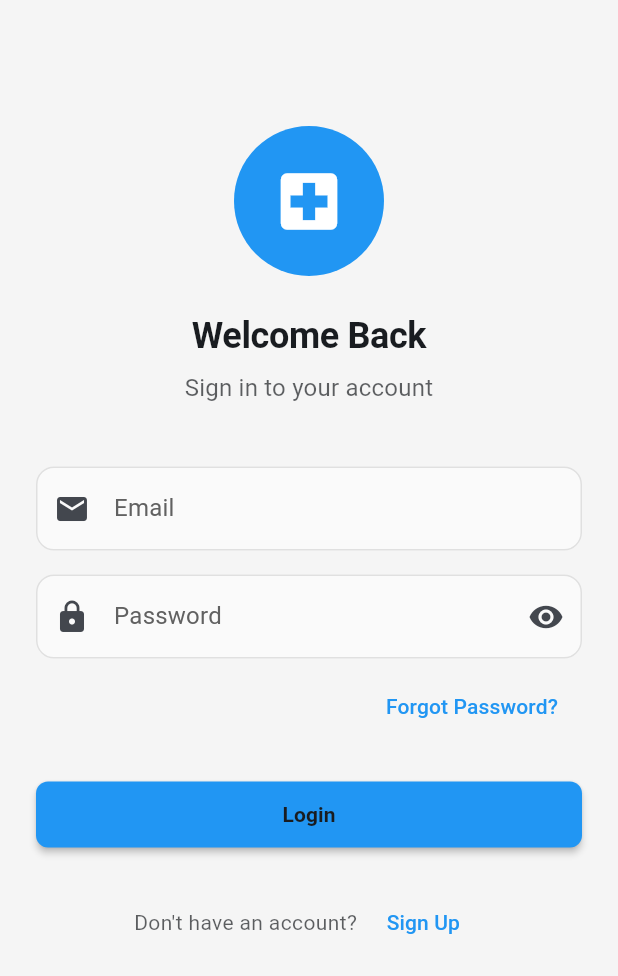
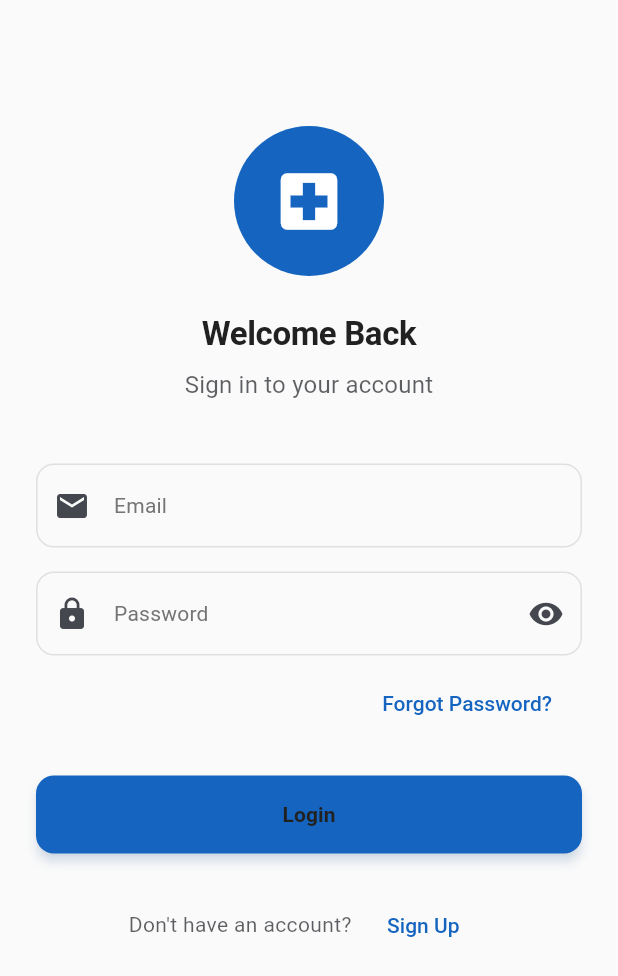
Before and after one commit to RistoKuy/rsu_delima, a Flutter app: the screen it shows after launch, on a phone screen of 412 x 824 dp. Shown: the top 976 px of the screen. Run offline on Flutter 3.47's test engine with Material 3 defaults, Android fonts, the phone set to English and light mode, and no system bars; accounts and stored records are empty.

Commit message:
Refines theme for professional, accessible UI
Updates app color scheme, typography, and component styles for a more professional, inclusive, and healthcare-appropriate appearance. Forces light mode to ensure accessibility and UI consistency. Adds helper functions and gradients for status, priority, and enhanced visual polish.

```diff
--- a/lib/main.dart
+++ b/lib/main.dart
@@ -27,12 +27,10 @@ class RSUDelimaApp extends StatelessWidget {
   const RSUDelimaApp({super.key});
 
   @override
-  Widget build(BuildContext context) {
-    return MaterialApp(
+  Widget build(BuildContext context) {    return MaterialApp(
       title: 'RSU Delima',
       theme: AppTheme.lightTheme,
-      darkTheme: AppTheme.darkTheme,
-      themeMode: ThemeMode.system,
+      themeMode: ThemeMode.light, // Force light mode for professional, inclusive design
       home: const SplashScreen(),
       debugShowCheckedModeBanner: false,
       // Disable implicit animations for better performance
--- a/lib/theme/app_theme.dart
+++ b/lib/theme/app_theme.dart
@@ -4,101 +4,126 @@ import 'package:flutter/services.dart';
 /// Optimized theme configuration for RSU Delima app
 class AppTheme {
   AppTheme._();
-
-  // Color constants - cached for performance
-  static const Color primaryColor = Color(0xFF2196F3);
-  static const Color primaryColorDark = Color(0xFF1976D2);
-  static const Color primaryColorLight = Color(0xFFBBDEFB);
-  static const Color accentColor = Color(0xFF03DAC6);
-  static const Color backgroundColor = Color(0xFFF5F5F5);
+  // Color constants - Professional healthcare color scheme
+  static const Color primaryColor = Color(0xFF1565C0); // Professional deep blue
+  static const Color primaryColorDark = Color(0xFF0D47A1); // Darker blue for depth
+  static const Color primaryColorLight = Color(0xFFE3F2FD); // Very light blue
+  static const Color accentColor = Color(0xFF00695C); // Professional teal/green
+  static const Color backgroundColor = Color(0xFFFAFAFA); // Clean off-white
   static const Color surfaceColor = Colors.white;
-  static const Color errorColor = Color(0xFFB00020);
-  static const Color successColor = Color(0xFF4CAF50);
-  static const Color warningColor = Color(0xFFFF9800);
-
-  // Text styles - pre-computed for performance
+  static const Color errorColor = Color(0xFFD32F2F); // Clear red for errors
+  static const Color successColor = Color(0xFF2E7D32); // Professional green
+  static const Color warningColor = Color(0xFFED6C02); // Professional orange
+  static const Color secondaryGreen = Color(0xFF388E3C); // Healthcare green
+  static const Color lightGreen = Color(0xFFE8F5E8); // Light green background
+  static const Color textPrimary = Color(0xFF212121); // Dark gray for text
+  static const Color textSecondary = Color(0xFF757575); // Medium gray for secondary text
+  // Text styles - Professional and accessible
   static const TextStyle headingLarge = TextStyle(
-    fontSize: 32,
-    fontWeight: FontWeight.bold,
+    fontSize: 28,
+    fontWeight: FontWeight.w600,
     letterSpacing: -0.5,
+    color: textPrimary,
+    height: 1.2,
   );
 
   static const TextStyle headingMedium = TextStyle(
-    fontSize: 24,
-    fontWeight: FontWeight.w600,
+    fontSize: 22,
+    fontWeight: FontWeight.w500,
     letterSpacing: -0.25,
+    color: textPrimary,
+    height: 1.3,
   );
 
   static const TextStyle headingSmall = TextStyle(
-    fontSize: 20,
+    fontSize: 18,
     fontWeight: FontWeight.w500,
+    color: textPrimary,
+    height: 1.4,
   );
 
   static const TextStyle bodyLarge = TextStyle(
     fontSize: 16,
     fontWeight: FontWeight.normal,
     letterSpacing: 0.15,
+    color: textPrimary,
+    height: 1.5,
   );
 
   static const TextStyle bodyMedium = TextStyle(
     fontSize: 14,
     fontWeight: FontWeight.normal,
     letterSpacing: 0.25,
+    color: textPrimary,
+    height: 1.5,
   );
 
   static const TextStyle bodySmall = TextStyle(
     fontSize: 12,
     fontWeight: FontWeight.normal,
     letterSpacing: 0.4,
+    color: textSecondary,
+    height: 1.4,
   );
 
   static const TextStyle labelLarge = TextStyle(
     fontSize: 14,
     fontWeight: FontWeight.w500,
     letterSpacing: 0.1,
+    color: textPrimary,
   );
-
-  /// Get optimized light theme
+  /// Get professional light theme for healthcare app
   static ThemeData get lightTheme {
     return ThemeData(
-      useMaterial3: true,
-      colorScheme: ColorScheme.fromSeed(
+      useMaterial3: true,      colorScheme: ColorScheme.fromSeed(
         seedColor: primaryColor,
         brightness: Brightness.light,
+        primary: primaryColor,
+        secondary: accentColor,
+        surface: surfaceColor,
+        error: errorColor,
       ),
       primaryColor: primaryColor,
       scaffoldBackgroundColor: backgroundColor,
 
-      // App Bar theme
+      // App Bar theme - Professional and trustworthy
       appBarTheme: const AppBarTheme(
         backgroundColor: primaryColor,
         foregroundColor: Colors.white,
-        elevation: 0,
+        elevation: 2,
         centerTitle: true,
         systemOverlayStyle: SystemUiOverlayStyle.light,
-      ),
-
-      // Card theme
+        titleTextStyle: TextStyle(
+          fontSize: 20,
+          fontWeight: FontWeight.w500,
+          color: Colors.white,
+        ),
+      ),      // Card theme - Clean and professional
       cardTheme: CardTheme(
         color: surfaceColor,
-        elevation: 2,
+        elevation: 3,
+        shadowColor: Colors.black.withValues(alpha: 0.1),
         shape: RoundedRectangleBorder(
-          borderRadius: BorderRadius.circular(12),
+          borderRadius: BorderRadius.circular(16),
         ),
         margin: const EdgeInsets.symmetric(horizontal: 16, vertical: 8),
       ),
 
-      // Elevated Button theme
+      // Elevated Button theme - Healthcare appropriate
       elevatedButtonTheme: ElevatedButtonThemeData(
-        style: ElevatedButton.styleFrom(
-          backgroundColor: primaryColor,
+        style: ElevatedButton.styleFrom(          backgroundColor: primaryColor,
           foregroundColor: Colors.white,
-          elevation: 2,
-          padding: const EdgeInsets.symmetric(horizontal: 24, vertical: 12),
+          elevation: 3,
+          shadowColor: primaryColor.withValues(alpha: 0.3),
+          padding: const EdgeInsets.symmetric(horizontal: 32, vertical: 16),
           shape: RoundedRectangleBorder(
-            borderRadius: BorderRadius.circular(8),
+            borderRadius: BorderRadius.circular(12),
           ),
-          textStyle: labelLarge,
+          textStyle: const TextStyle(
+            fontSize: 16,
+            fontWeight: FontWeight.w500,
+            letterSpacing: 0.5,
+          ),
         ),
       ),
 
@@ -106,31 +131,37 @@ class AppTheme {
       textButtonTheme: TextButtonThemeData(
         style: TextButton.styleFrom(
           foregroundColor: primaryColor,
-          padding: const EdgeInsets.symmetric(horizontal: 16, vertical: 8),
+          padding: const EdgeInsets.symmetric(horizontal: 20, vertical: 12),
           shape: RoundedRectangleBorder(
             borderRadius: BorderRadius.circular(8),
           ),
-          textStyle: labelLarge,
+          textStyle: const TextStyle(
+            fontSize: 14,
+            fontWeight: FontWeight.w500,
+          ),
         ),
       ),
 
       // Outlined Button theme
       outlinedButtonTheme: OutlinedButtonThemeData(
-        style: OutlinedButton.styleFrom(
-          foregroundColor: primaryColor,
-          side: const BorderSide(color: primaryColor),
-          padding: const EdgeInsets.symmetric(horizontal: 24, vertical: 12),
+        style: OutlinedButton.styleFrom(          foregroundColor: primaryColor,
+          side: const BorderSide(color: primaryColor, width: 1.5),
+          padding: const EdgeInsets.symmetric(horizontal: 24, vertical: 14),
           shape: RoundedRectangleBorder(
-            borderRadius: BorderRadius.circular(8),
+            borderRadius: BorderRadius.circular(12),
           ),
-          textStyle: labelLarge,
+          textStyle: const TextStyle(
+            fontSize: 14,
+            fontWeight: FontWeight.w500,
+          ),
         ),
       ),
 
-    // Input Decoration theme
+      // Input Decoration theme - Clean and accessible
       inputDecorationTheme: InputDecorationTheme(
         border: OutlineInputBorder(
           borderRadius: BorderRadius.circular(12),
+          borderSide: BorderSide(color: Colors.grey[300]!),
         ),
         enabledBorder: OutlineInputBorder(
           borderRadius: BorderRadius.circular(12),
@@ -148,24 +179,25 @@ class AppTheme {
           borderRadius: BorderRadius.circular(12),
           borderSide: const BorderSide(color: errorColor, width: 2),
         ),
-        contentPadding: const EdgeInsets.symmetric(horizontal: 16, vertical: 16),
-        filled: true,
+        contentPadding: const EdgeInsets.symmetric(horizontal: 16, vertical: 16),        filled: true,
         fillColor: Colors.grey[50],
-        hintStyle: TextStyle(color: Colors.grey[600]),
-        labelStyle: TextStyle(color: Colors.grey[700]),
-        floatingLabelStyle: const TextStyle(color: primaryColor),
+        hintStyle: const TextStyle(color: Color(0xFF9E9E9E), fontSize: 14),
+        labelStyle: const TextStyle(color: textSecondary, fontSize: 14),
+        floatingLabelStyle: const TextStyle(color: primaryColor, fontSize: 14),
       ),
 
       // Bottom Navigation Bar theme
       bottomNavigationBarTheme: const BottomNavigationBarThemeData(
         backgroundColor: surfaceColor,
         selectedItemColor: primaryColor,
-        unselectedItemColor: Colors.grey,
+        unselectedItemColor: textSecondary,
         type: BottomNavigationBarType.fixed,
         elevation: 8,
+        selectedLabelStyle: TextStyle(fontSize: 12, fontWeight: FontWeight.w500),
+        unselectedLabelStyle: TextStyle(fontSize: 12),
       ),
 
-      // Text theme with optimized styles
+      // Text theme with professional styling
       textTheme: const TextTheme(
         headlineLarge: headingLarge,
         headlineMedium: headingMedium,
@@ -174,13 +206,20 @@ class AppTheme {
         bodyMedium: bodyMedium,
         bodySmall: bodySmall,
         labelLarge: labelLarge,
-      ),
-
-      // Divider theme
-      dividerTheme: DividerThemeData(
-        color: Colors.grey[300],
+      ),      // Divider theme
+      dividerTheme: const DividerThemeData(
+        color: Color(0xFFE0E0E0),
         thickness: 1,
-        space: 1,
+        space: 16,
+      ),      // Chip theme
+      chipTheme: const ChipThemeData(
+        backgroundColor: primaryColorLight,
+        selectedColor: primaryColor,
+        labelStyle: TextStyle(color: textPrimary),
+        padding: EdgeInsets.symmetric(horizontal: 12, vertical: 8),
+        shape: RoundedRectangleBorder(
+          borderRadius: BorderRadius.all(Radius.circular(20)),
+        ),
       ),
 
       // Visual density for better performance
@@ -353,11 +392,69 @@ class AppTheme {
       pageTransitionsTheme: const PageTransitionsTheme(
         builders: {
           TargetPlatform.android: CupertinoPageTransitionsBuilder(),
-          TargetPlatform.iOS: CupertinoPageTransitionsBuilder(),
-        },
+          TargetPlatform.iOS: CupertinoPageTransitionsBuilder(),        },
       ),
     );
   }
+
+  /// Helper methods for healthcare-specific styling
+  static Color getStatusColor(String status) {
+    switch (status.toLowerCase()) {
+      case 'confirmed':
+      case 'active':
+      case 'completed':
+        return successColor;
+      case 'pending':
+      case 'scheduled':
+        return warningColor;
+      case 'cancelled':
+      case 'rejected':
+        return errorColor;
+      default:
+        return textSecondary;
+    }
+  }
+
+  static Color getPriorityColor(String priority) {
+    switch (priority.toLowerCase()) {
+      case 'high':
+      case 'urgent':
+        return errorColor;
+      case 'medium':
+        return warningColor;
+      case 'low':
+      case 'normal':
+        return successColor;
+      default:
+        return primaryColor;
+    }
+  }
+  /// Get box shadow for cards and elevated components
+  static List<BoxShadow> get cardShadow => [
+    BoxShadow(
+      color: Colors.black.withValues(alpha: 0.08),
+      blurRadius: 8,
+      offset: const Offset(0, 2),
+    ),
+    BoxShadow(
+      color: Colors.black.withValues(alpha: 0.04),
+      blurRadius: 1,
+      offset: const Offset(0, 1),
+    ),
+  ];
+
+  /// Get professional gradient for background elements
+  static LinearGradient get primaryGradient => const LinearGradient(
+    colors: [primaryColor, primaryColorDark],
+    begin: Alignment.topLeft,
+    end: Alignment.bottomRight,
+  );
+
+  static LinearGradient get accentGradient => const LinearGradient(
+    colors: [accentColor, secondaryGreen],
+    begin: Alignment.topLeft,
+    end: Alignment.bottomRight,
+  );
 }
 
 /// Animation configurations for consistent performance
```
